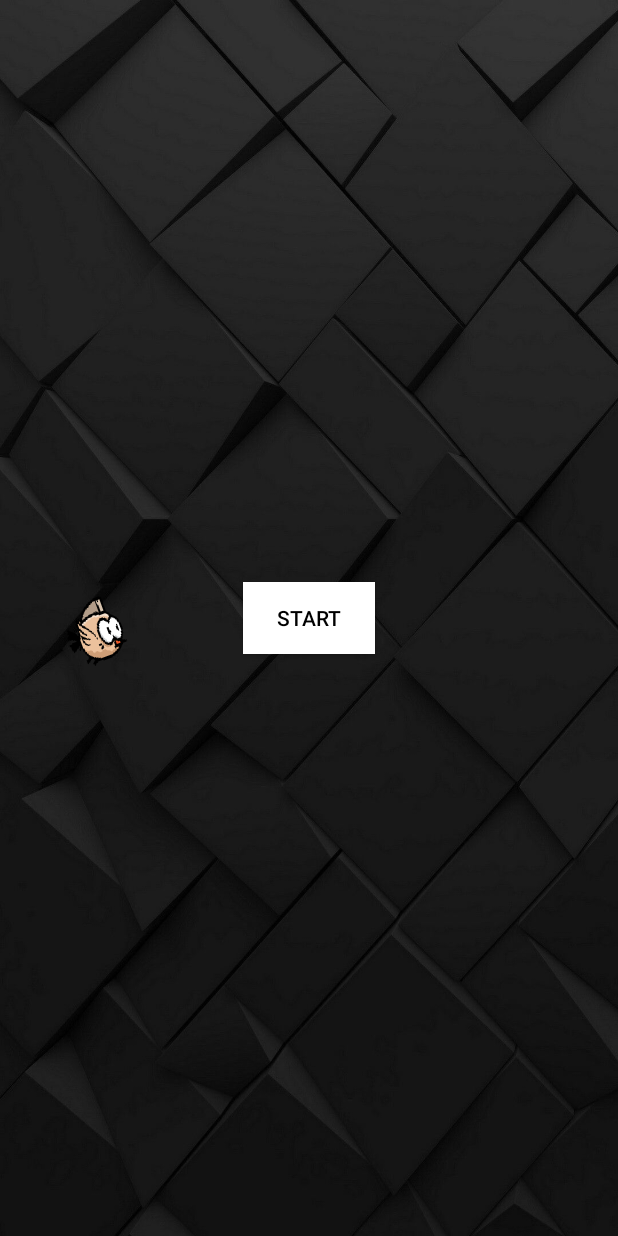
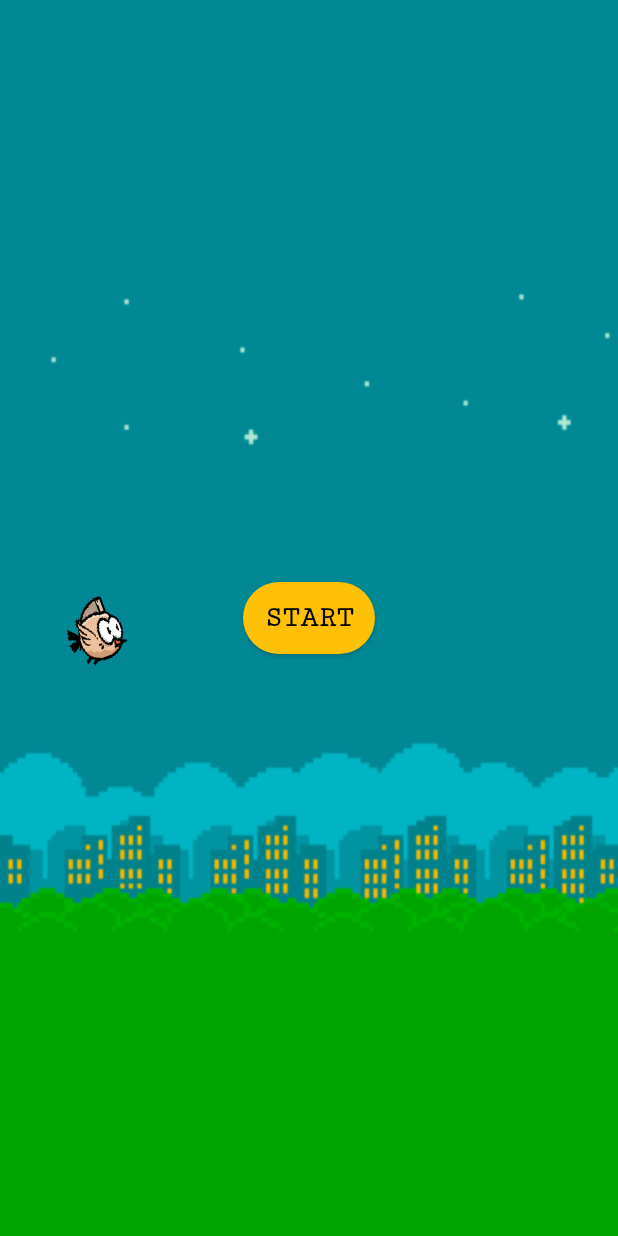
Before and after one commit to anhthuong325/KhoTroChoi, an Android app: the FlappyBird screen opened directly, with no data from a screen before it, on a phone screen of 412 x 824 dp. Run offline under Robolectric (Android 15) with nearby library versions, the phone set to English and light mode, and no system bars.

Commit message:
optimal UI

```diff
--- /dev/null
+++ b/app/src/main/res/drawable/bg_btn3.xml
@@ -0,0 +1,8 @@
+<?xml version="1.0" encoding="utf-8"?>
+<shape xmlns:android="http://schemas.android.com/apk/res/android"
+    android:shape="rectangle">
+    <solid android:color="#FFC107"/>
+    <stroke android:color="@color/black"
+        android:width="0dp"/>
+    <corners android:radius="60dp"/>
+</shape>
--- a/app/src/main/res/layout/activity_flappy_bird.xml
+++ b/app/src/main/res/layout/activity_flappy_bird.xml
@@ -12,34 +12,40 @@
     <TextView
         android:visibility="invisible"
         android:id="@+id/txt_score"
-        android:textColor="#1773D0"
+        android:textColor="#F8A429"
         android:textSize="50dp"
         android:layout_centerHorizontal="true"
         android:text="0"
+        android:textStyle="bold"
+        android:fontFamily="casual"
         android:layout_marginTop="50dp"
         android:layout_width="wrap_content"
         android:layout_height="wrap_content"/>
     <Button
         android:id="@+id/btn_start"
         android:textColor="#000000"
-        android:background="#ffffff"
+        android:background="@drawable/bg_btn3"
         android:layout_centerInParent="true"
         android:padding="5dp"
         android:text="Start"
+        android:fontFamily="serif-monospace"
+        android:textStyle="bold"
+        android:textSize="20sp"
         android:layout_width="wrap_content"
         android:layout_height="wrap_content"/>
 
     <RelativeLayout
         android:id="@+id/rl_game_over"
-        android:visibility="invisible"
         android:layout_width="match_parent"
-        android:layout_height="match_parent">
+        android:layout_height="match_parent"
+        android:visibility="invisible">
 
         <TextView
             android:id="@+id/txt_game_over"
             android:layout_width="wrap_content"
             android:layout_height="wrap_content"
             android:layout_centerInParent="true"
+            android:fontFamily="cursive"
             android:text="GAME OVER"
             android:textColor="#ff00"
             android:textSize="50dp" />
@@ -61,16 +67,20 @@
             android:layout_below="@+id/txt_score_over"
             android:layout_centerHorizontal="true"
             android:layout_marginTop="30dp"
+            android:fontFamily="serif-monospace"
             android:text="Best: 0"
+
             android:textSize="20sp" />
+
         <TextView
+            android:layout_width="wrap_content"
+            android:layout_height="wrap_content"
+            android:layout_below="@+id/txt_game_over"
+            android:layout_centerHorizontal="true"
             android:layout_marginTop="20dp"
-            android:layout_centerHorizontal="true"
-            android:layout_below="@+id/txt_game_over"
+            android:fontFamily="serif-monospace"
+            android:text="Touch screen to continues!"
             android:textColor="#b78f2e"
-            android:textSize="20sp"
-            android:text="Touch screen to continues!"
-            android:layout_width="wrap_content"
-            android:layout_height="wrap_content"/>
+            android:textSize="20sp" />
     </RelativeLayout>
 </RelativeLayout>
--- a/app/src/main/res/layout/activity_main.xml
+++ b/app/src/main/res/layout/activity_main.xml
@@ -4,7 +4,7 @@
     xmlns:tools="http://schemas.android.com/tools"
     android:layout_width="match_parent"
     android:layout_height="match_parent"
-    android:background="@drawable/background"
+    android:background="@drawable/background_main"
     tools:context=".MainActivity">
 
     <TextView
```
Also changed, not shown: app/src/main/res/drawable/background.png, app/src/main/res/drawable/background_main.jpg (renamed from app/src/main/res/drawable/background.jpg).
